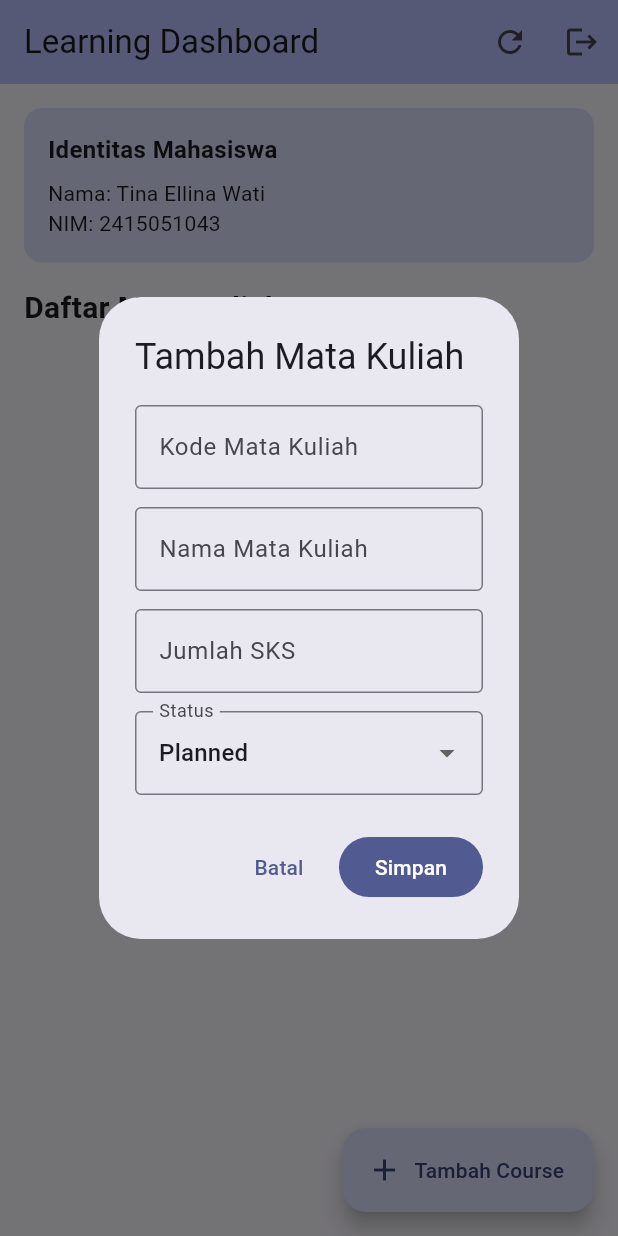
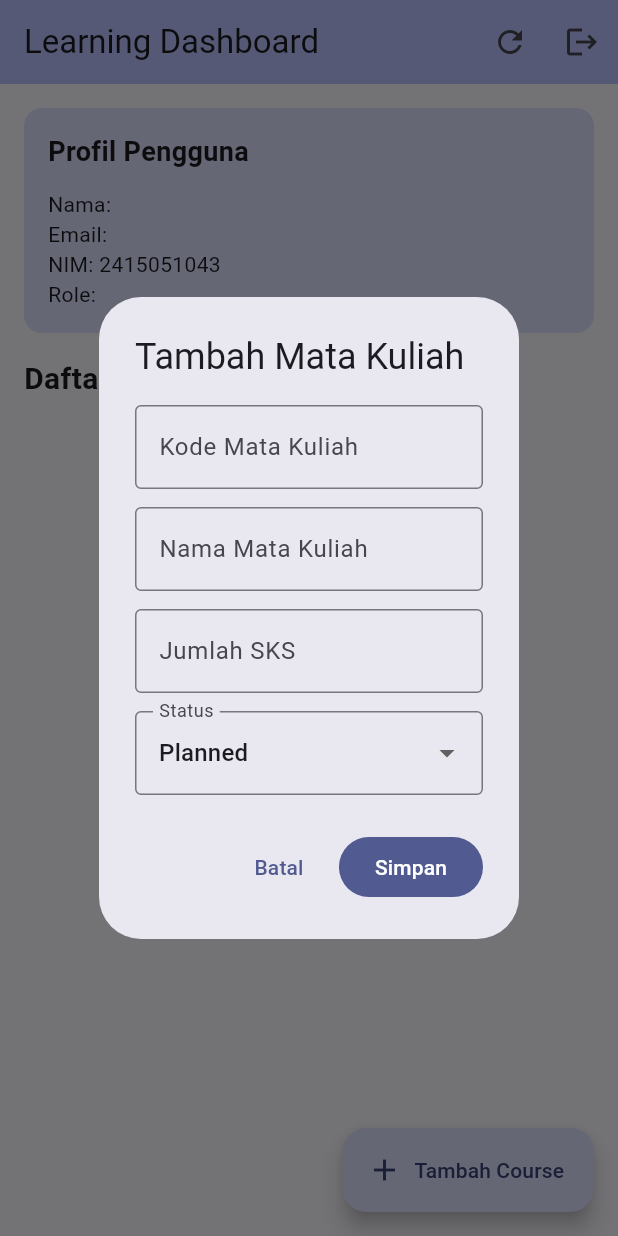
Before and after one commit to ellapsrb/mobile-praktikum, a Flutter app: the screen it shows once a user with an empty profile is signed in, after a tap on "Tambah Course", on a phone screen of 412 x 824 dp. Run offline on Flutter 3.47's test engine with Material 3 defaults, Android fonts, the phone set to English and light mode, and no system bars; our stand-ins replace supabase_flutter; accounts and stored records are empty.

Commit message:
feat: implement user roles

```diff
--- a/lib/main.dart
+++ b/lib/main.dart
@@ -4,6 +4,7 @@ import 'package:supabase_flutter/supabase_flutter.dart';
 import 'models/course.dart';
 import 'repositories/course_repository.dart';
 import 'services/course_service.dart';
+import 'services/profile_service.dart';
 import 'supabase_config.dart';
 
 Future<void> main() async {
@@ -34,6 +35,8 @@ class MyApp extends StatelessWidget {
   }
 }
 
+// ==================== COURSE PAGE ====================
+
 class CoursePage extends StatefulWidget {
   const CoursePage({super.key});
 
@@ -43,9 +46,14 @@ class CoursePage extends StatefulWidget {
 
 class _CoursePageState extends State<CoursePage> {
   final CourseRepository repository = CourseRepository(CourseService());
+  final ProfileService profileService = ProfileService();
 
   List<Course> courses = [];
+  Map<String, dynamic>? profile;
+
   bool isLoading = true;
+  bool isProfileLoading = true;
+
   String? errorMessage;
 
   final String studentName = 'Tina Ellina Wati';
@@ -55,6 +63,29 @@ class _CoursePageState extends State<CoursePage> {
   void initState() {
     super.initState();
     refreshCourses();
+    loadProfile();
+  }
+
+  // Mengambil profil pengguna dari Supabase.
+  Future<void> loadProfile() async {
+    try {
+      final result = await profileService.getMyProfile();
+
+      if (!mounted) return;
+
+      setState(() {
+        profile = result;
+        isProfileLoading = false;
+      });
+    } catch (error) {
+      if (!mounted) return;
+
+      setState(() {
+        isProfileLoading = false;
+      });
+
+      debugPrint('Gagal mengambil profil: $error');
+    }
   }
 
   // READ: Mengambil data mata kuliah dari Supabase.
@@ -535,7 +566,7 @@ class _CoursePageState extends State<CoursePage> {
       ),
       body: Column(
         children: [
-          // Identitas mahasiswa.
+          // Profil pengguna dari Supabase.
           Container(
             width: double.infinity,
             margin: const EdgeInsets.all(16),
@@ -548,12 +579,18 @@ class _CoursePageState extends State<CoursePage> {
               crossAxisAlignment: CrossAxisAlignment.start,
               children: [
                 const Text(
-                  'Identitas Mahasiswa',
-                  style: TextStyle(fontSize: 16, fontWeight: FontWeight.bold),
+                  'Profil Pengguna',
+                  style: TextStyle(fontSize: 18, fontWeight: FontWeight.bold),
                 ),
-                const SizedBox(height: 8),
-                Text('Nama: $studentName'),
-                Text('NIM: $studentId'),
+                const SizedBox(height: 12),
+                if (isProfileLoading)
+                  const Center(child: CircularProgressIndicator())
+                else ...[
+                  Text('Nama: ${profile?['name'] ?? studentName}'),
+                  Text('Email: ${profile?['email'] ?? '-'}'),
+                  Text('NIM: $studentId'),
+                  Text('Role: ${profile?['role'] ?? 'seeker'}'),
+                ],
               ],
             ),
           ),
@@ -682,7 +719,8 @@ class _CoursePageState extends State<CoursePage> {
   }
 }
 
-// AUTH GATE: Menentukan halaman berdasarkan status login Supabase.
+// ==================== AUTH GATE ====================
+
 class AuthGate extends StatelessWidget {
   const AuthGate({super.key});
 
@@ -702,7 +740,8 @@ class AuthGate extends StatelessWidget {
   }
 }
 
-// LOGIN PAGE
+// ==================== LOGIN & REGISTER ====================
+
 class LoginPage extends StatefulWidget {
   const LoginPage({super.key});
 
@@ -714,6 +753,7 @@ class _LoginPageState extends State<LoginPage> {
   final _formKey = GlobalKey<FormState>();
   final _emailController = TextEditingController();
   final _passwordController = TextEditingController();
+
   bool _loading = false;
   bool _showRegister = false;
 
@@ -726,6 +766,7 @@ class _LoginPageState extends State<LoginPage> {
 
   Future<void> _login() async {
     if (!_formKey.currentState!.validate()) return;
+
     setState(() => _loading = true);
 
     try {
@@ -735,10 +776,12 @@ class _LoginPageState extends State<LoginPage> {
       );
     } on AuthException catch (error) {
       if (!mounted) return;
+
       ScaffoldMessenger.of(context)
           .showSnackBar(SnackBar(content: Text(error.message)));
     } catch (_) {
       if (!mounted) return;
+
       ScaffoldMessenger.of(context).showSnackBar(
         const SnackBar(content: Text('Login gagal. Periksa koneksi internet.')),
       );
@@ -800,8 +843,9 @@ class _LoginPageState extends State<LoginPage> {
                     border: OutlineInputBorder(),
                   ),
                   validator: (value) {
-                    if (value == null || value.isEmpty)
+                    if (value == null || value.isEmpty) {
                       return 'Password wajib diisi';
+                    }
                     if (_showRegister && value.length < 6) {
                       return 'Password minimal 6 karakter';
                     }
@@ -850,6 +894,7 @@ class _LoginPageState extends State<LoginPage> {
 
   Future<void> _register() async {
     if (!_formKey.currentState!.validate()) return;
+
     setState(() => _loading = true);
 
     try {
@@ -859,14 +904,15 @@ class _LoginPageState extends State<LoginPage> {
       );
 
       if (!mounted) return;
+
       if (response.session != null) {
-        // Jika konfirmasi email dinonaktifkan, AuthGate otomatis masuk ke CoursePage.
         ScaffoldMessenger.of(
           context,
         ).showSnackBar(const SnackBar(content: Text('Registrasi berhasil!')));
       } else {
         setState(() => _showRegister = false);
         _passwordController.clear();
+
         ScaffoldMessenger.of(context).showSnackBar(
           const SnackBar(
             content: Text(
@@ -877,10 +923,12 @@ class _LoginPageState extends State<LoginPage> {
       }
     } on AuthException catch (error) {
       if (!mounted) return;
+
       ScaffoldMessenger.of(context)
           .showSnackBar(SnackBar(content: Text(error.message)));
     } catch (_) {
       if (!mounted) return;
+
       ScaffoldMessenger.of(context).showSnackBar(
         const SnackBar(
           content: Text('Registrasi gagal. Periksa koneksi internet.'),
--- /dev/null
+++ b/lib/services/profile_service.dart
@@ -0,0 +1,22 @@
+import 'package:supabase_flutter/supabase_flutter.dart';
+
+class ProfileService {
+  final SupabaseClient _client = Supabase.instance.client;
+
+  // Mengambil profil pengguna yang sedang login
+  Future<Map<String, dynamic>?> getMyProfile() async {
+    final user = _client.auth.currentUser;
+
+    if (user == null) {
+      return null;
+    }
+
+    final data = await _client
+        .from('profiles')
+        .select('id, email, name, role')
+        .eq('id', user.id)
+        .maybeSingle();
+
+    return data;
+  }
+}
```
